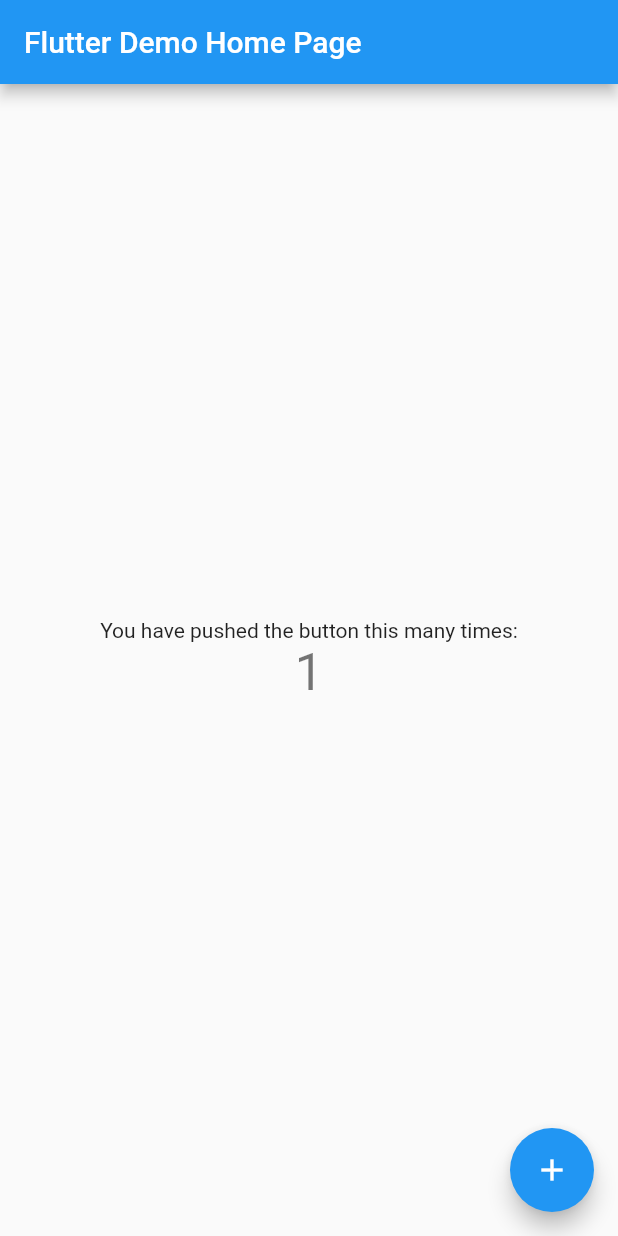
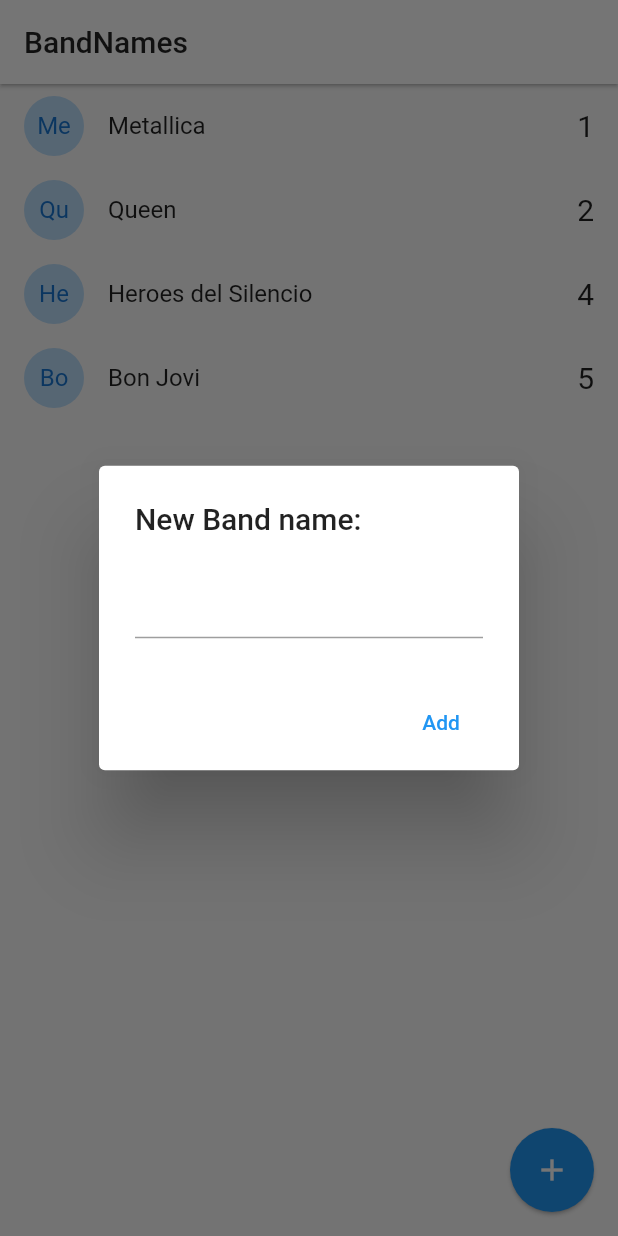
Before and after one commit to jsballesterosm/acura, a Flutter app: the screen it shows after launch, after a tap on the "add" icon, on a phone screen of 412 x 824 dp. Run offline on Flutter 3.47's test engine with Material 2 defaults, Android fonts, the phone set to English and light mode, and no system bars.

Commit message:
estructuracion del proyecto, creacion de listado de bandas.

```diff
--- a/lib/main.dart
+++ b/lib/main.dart
@@ -1,117 +1,21 @@
 import 'package:flutter/material.dart';
 
-void main() {
-  runApp(MyApp());
-}
+import 'package:acura_app/pages/home.dart';
+
+
+void main() => runApp(MyApp());
 
 class MyApp extends StatelessWidget {
   // This widget is the root of your application.
   @override
   Widget build(BuildContext context) {
     return MaterialApp(
-      title: 'Acura Project',
-      theme: ThemeData(
-        // This is the theme of your application.
-        //
-        // Try running your application with "flutter run". You'll see the
-        // application has a blue toolbar. Then, without quitting the app, try
-        // changing the primarySwatch below to Colors.green and then invoke
-        // "hot reload" (press "r" in the console where you ran "flutter run",
-        // or simply save your changes to "hot reload" in a Flutter IDE).
-        // Notice that the counter didn't reset back to zero; the application
-        // is not restarted.
-        primarySwatch: Colors.blue,
-        // This makes the visual density adapt to the platform that you run
-        // the app on. For desktop platforms, the controls will be smaller and
-        // closer together (more dense) than on mobile platforms.
-        visualDensity: VisualDensity.adaptivePlatformDensity,
-      ),
-      home: MyHomePage(title: 'Flutter Demo Home Page'),
+      debugShowCheckedModeBanner: false,
+      title: 'Material App',
+      initialRoute: 'home',
+      routes: {
+        'home': ( _ ) => HomePage()
+      },
     );
   }
 }
-
-class MyHomePage extends StatefulWidget {
-  MyHomePage({Key key, this.title}) : super(key: key);
-
-  // This widget is the home page of your application. It is stateful, meaning
-  // that it has a State object (defined below) that contains fields that affect
-  // how it looks.
-
-  // This class is the configuration for the state. It holds the values (in this
-  // case the title) provided by the parent (in this case the App widget) and
-  // used by the build method of the State. Fields in a Widget subclass are
-  // always marked "final".
-
-  final String title;
-
-  @override
-  _MyHomePageState createState() => _MyHomePageState();
-}
-
-class _MyHomePageState extends State<MyHomePage> {
-  int _counter = 0;
-
-  void _incrementCounter() {
-    setState(() {
-      // This call to setState tells the Flutter framework that something has
-      // changed in this State, which causes it to rerun the build method below
-      // so that the display can reflect the updated values. If we changed
-      // _counter without calling setState(), then the build method would not be
-      // called again, and so nothing would appear to happen.
-      _counter++;
-    });
-  }
-
-  @override
-  Widget build(BuildContext context) {
-    // This method is rerun every time setState is called, for instance as done
-    // by the _incrementCounter method above.
-    //
-    // The Flutter framework has been optimized to make rerunning build methods
-    // fast, so that you can just rebuild anything that needs updating rather
-    // than having to individually change instances of widgets.
-    return Scaffold(
-      appBar: AppBar(
-        // Here we take the value from the MyHomePage object that was created by
-        // the App.build method, and use it to set our appbar title.
-        title: Text(widget.title),
-      ),
-      body: Center(
-        // Center is a layout widget. It takes a single child and positions it
-        // in the middle of the parent.
-        child: Column(
-          // Column is also a layout widget. It takes a list of children and
-          // arranges them vertically. By default, it sizes itself to fit its
-          // children horizontally, and tries to be as tall as its parent.
-          //
-          // Invoke "debug painting" (press "p" in the console, choose the
-          // "Toggle Debug Paint" action from the Flutter Inspector in Android
-          // Studio, or the "Toggle Debug Paint" command in Visual Studio Code)
-          // to see the wireframe for each widget.
-          //
-          // Column has various properties to control how it sizes itself and
-          // how it positions its children. Here we use mainAxisAlignment to
-          // center the children vertically; the main axis here is the vertical
-          // axis because Columns are vertical (the cross axis would be
-          // horizontal).
-          mainAxisAlignment: MainAxisAlignment.center,
-          children: <Widget>[
-            Text(
-              'You have pushed the button this many times:',
-            ),
-            Text(
-              '$_counter',
-              style: Theme.of(context).textTheme.headline4,
-            ),
-          ],
-        ),
-      ),
-      floatingActionButton: FloatingActionButton(
-        onPressed: _incrementCounter,
-        tooltip: 'Increment',
-        child: Icon(Icons.add),
-      ), // This trailing comma makes auto-formatting nicer for build methods.
-    );
-  }
-}
--- /dev/null
+++ b/lib/models/band.dart
@@ -0,0 +1,19 @@
+
+class Band {
+  String id;
+  String name;
+  int votes;
+
+  Band({
+    this.id,
+    this.name,
+    this.votes
+  });
+
+  factory Band.fromMap( Map<String, dynamic> obj )
+  => Band(
+    id: obj['id'],
+    name: obj['name'],
+    votes: obj['votes']
+  );
+}
--- /dev/null
+++ b/lib/pages/home.dart
@@ -0,0 +1,130 @@
+import 'dart:io';
+
+import 'package:flutter/cupertino.dart';
+
+import 'package:flutter/material.dart';
+
+import 'package:acura_app/models/band.dart';
+
+class HomePage extends StatefulWidget {
+
+  @override
+  _HomePageState createState() => _HomePageState();
+}
+
+class _HomePageState extends State<HomePage> {
+
+  List<Band> bands = [
+    Band(id: '1', name: 'Metallica', votes: 1),
+    Band(id: '2', name: 'Queen', votes: 2),
+    Band(id: '3', name: 'Heroes del Silencio', votes: 4),
+    Band(id: '4', name: 'Bon Jovi', votes: 5),
+  ];
+
+  @override
+  Widget build(BuildContext context) {
+    return Scaffold(
+      appBar: AppBar(
+        title: Text('BandNames', style: TextStyle(color: Colors.black87)),
+        backgroundColor: Colors.white,
+        elevation: 1
+      ),
+      body: ListView.builder(
+          itemCount: bands.length,
+          itemBuilder: (context, i) => _bandTile(bands[i])
+      ),
+      floatingActionButton: FloatingActionButton(
+        child: Icon( Icons.add),
+        onPressed: addNewBand,
+        elevation: 1
+      ),
+    );
+  }
+
+  Widget _bandTile(Band band) {
+    return Dismissible(
+        key: Key(band.id),
+        direction: DismissDirection.startToEnd,
+        onDismissed: (direction) {
+          //TODO: funtion server
+        },
+        background: Container(
+          padding: EdgeInsets.only( left: 8.0),
+          color: Colors.red,
+          child: Align(
+            alignment: Alignment.centerLeft,
+            child: Text('Delete Band', style: TextStyle(color: Colors.white))
+          )
+        ),
+        child: ListTile(
+            leading: CircleAvatar(
+              child: Text(band.name.substring(0,2)),
+              backgroundColor: Colors.blue[100],
+            ),
+            title: Text(band.name),
+            trailing: Text('${ band.votes }', style: TextStyle(fontSize: 20)),
+            onTap: () => print(band.name)
+        )
+    );
+  }
+
+  addNewBand() {
+    final textController = new TextEditingController();
+
+    if ( Platform.isAndroid ) {
+      return showDialog(
+          context: context,
+          builder: ( context ) {
+            return AlertDialog(
+              title: Text('New Band name:'),
+              content: TextField(
+                controller: textController,
+              ),
+              actions: <Widget>[
+                MaterialButton(
+                    child: Text('Add'),
+                    elevation: 5,
+                    textColor: Colors.blue,
+                    onPressed: () => addBandToList(textController.text)
+                )
+              ],
+            );
+          }
+      );
+    }
+
+    showCupertinoDialog(
+        context: context,
+        builder: (_) {
+          return CupertinoAlertDialog(
+            title: Text('New Band name:'),
+            content: CupertinoTextField(
+              controller: textController,
+            ),
+            actions: <Widget>[
+              CupertinoDialogAction(
+                  isDefaultAction: true,
+                  child: Text('Add'),
+                  onPressed: () => addBandToList(textController.text)
+              ),
+              CupertinoDialogAction(
+                  isDestructiveAction: true,
+                  child: Text('Dismiss'),
+                  onPressed: () => Navigator.pop(context)
+              )
+            ],
+          );
+        }
+    );
+  }
+
+  void addBandToList(String name) {
+
+    if ( name.length > 1 ) {
+      this.bands.add( new Band(id: DateTime.now().toString(), name: name, votes: 0));
+      setState(() {});
+    }
+
+    Navigator.pop(context);
+  }
+}
--- /dev/null
+++ b/lib/src/widgets/headers.dart
@@ -0,0 +1,42 @@
+import 'package:flutter/material.dart';
+
+class HeaderAcura extends StatelessWidget {
+  const HeaderAcura({Key key}) : super(key: key);
+
+  @override
+  Widget build(BuildContext context) {
+    return Container(
+      height: double.infinity,
+      width: double.infinity,
+      child: CustomPaint(
+        painter: _HeaderDiagonalPainter(),
+      ),
+    );
+  }
+}
+
+class _HeaderDiagonalPainter extends CustomPainter {
+  @override
+  void paint(Canvas canvas, Size size) {
+
+    final lapiz = Paint();
+    lapiz.color = Color(0xff615AAB);
+    lapiz.style = PaintingStyle.fill; // .stroke;
+    lapiz.strokeWidth = 2;
+
+    final path = new Path();
+    path.moveTo(0, size.height * 0.35);
+    path.lineTo(size.height, size.height * 0.25);
+    path.lineTo(size.height, 0);
+    path.lineTo(0,0);
+
+    canvas.drawPath(path, lapiz);
+  }
+
+  @override
+  bool shouldRepaint(covariant CustomPainter oldDelegate) {
+    // TODO: implement shouldRepaint
+    throw UnimplementedError();
+  }
+
+}
```
Also changed, not shown: 1 other file.
